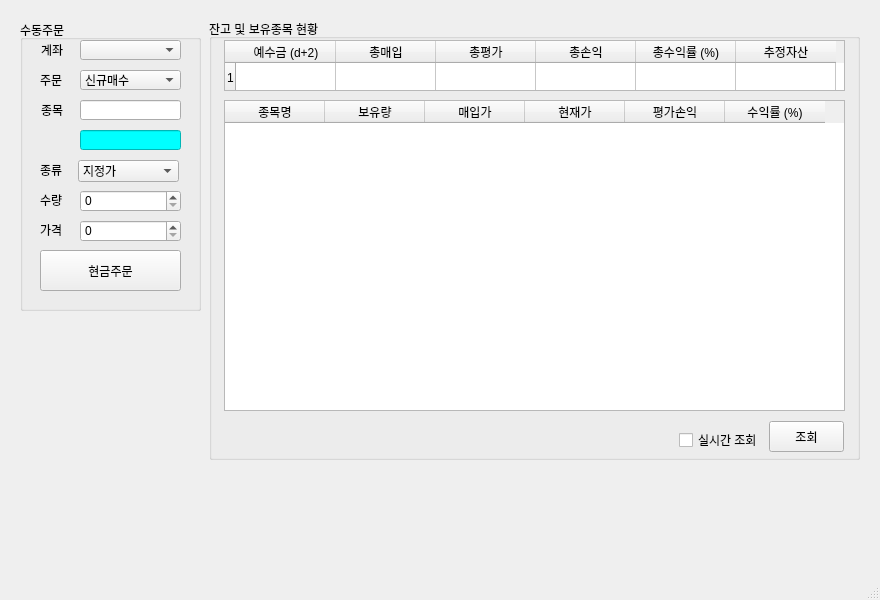
Above: pytrader.ui from didw/PyTrader before the change. Below: the same form after it.
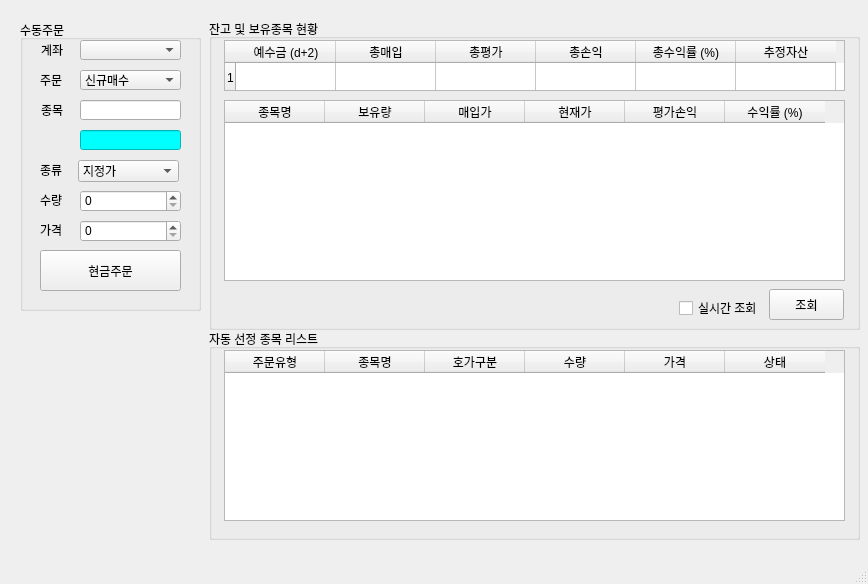
That is the form after the change.

Commit message: implement order from textfile

```diff
--- a/pytrader.ui
+++ b/pytrader.ui
@@ -6,8 +6,8 @@
    <rect>
     <x>0</x>
     <y>0</y>
-    <width>880</width>
-    <height>600</height>
+    <width>868</width>
+    <height>584</height>
    </rect>
   </property>
   <property name="windowTitle">
@@ -236,7 +236,7 @@
       <x>209</x>
       <y>19</y>
       <width>651</width>
-      <height>441</height>
+      <height>311</height>
      </rect>
     </property>
     <property name="title">
@@ -292,7 +292,7 @@
        <x>15</x>
        <y>81</y>
        <width>621</width>
-       <height>311</height>
+       <height>181</height>
       </rect>
      </property>
      <column>
@@ -330,7 +330,7 @@
      <property name="geometry">
       <rect>
        <x>470</x>
-       <y>411</y>
+       <y>279</y>
        <width>81</width>
        <height>20</height>
       </rect>
@@ -343,7 +343,7 @@
      <property name="geometry">
       <rect>
        <x>560</x>
-       <y>402</y>
+       <y>270</y>
        <width>75</width>
        <height>31</height>
       </rect>
@@ -353,6 +353,59 @@
      </property>
     </widget>
    </widget>
+   <widget class="QGroupBox" name="groupBox_3">
+    <property name="geometry">
+     <rect>
+      <x>209</x>
+      <y>329</y>
+      <width>651</width>
+      <height>211</height>
+     </rect>
+    </property>
+    <property name="title">
+     <string>자동 선정 종목 리스트</string>
+    </property>
+    <widget class="QTableWidget" name="tableWidget_3">
+     <property name="geometry">
+      <rect>
+       <x>15</x>
+       <y>21</y>
+       <width>621</width>
+       <height>171</height>
+      </rect>
+     </property>
+     <column>
+      <property name="text">
+       <string>주문유형</string>
+      </property>
+     </column>
+     <column>
+      <property name="text">
+       <string>종목명</string>
+      </property>
+     </column>
+     <column>
+      <property name="text">
+       <string>호가구분</string>
+      </property>
+     </column>
+     <column>
+      <property name="text">
+       <string>수량</string>
+      </property>
+     </column>
+     <column>
+      <property name="text">
+       <string>가격</string>
+      </property>
+     </column>
+     <column>
+      <property name="text">
+       <string>상태</string>
+      </property>
+     </column>
+    </widget>
+   </widget>
   </widget>
   <widget class="QMenuBar" name="menubar">
    <property name="geometry">
```
Left out of the diff: 4 changed lines with no effect on the pictures. The commit also changes 2 other files.
